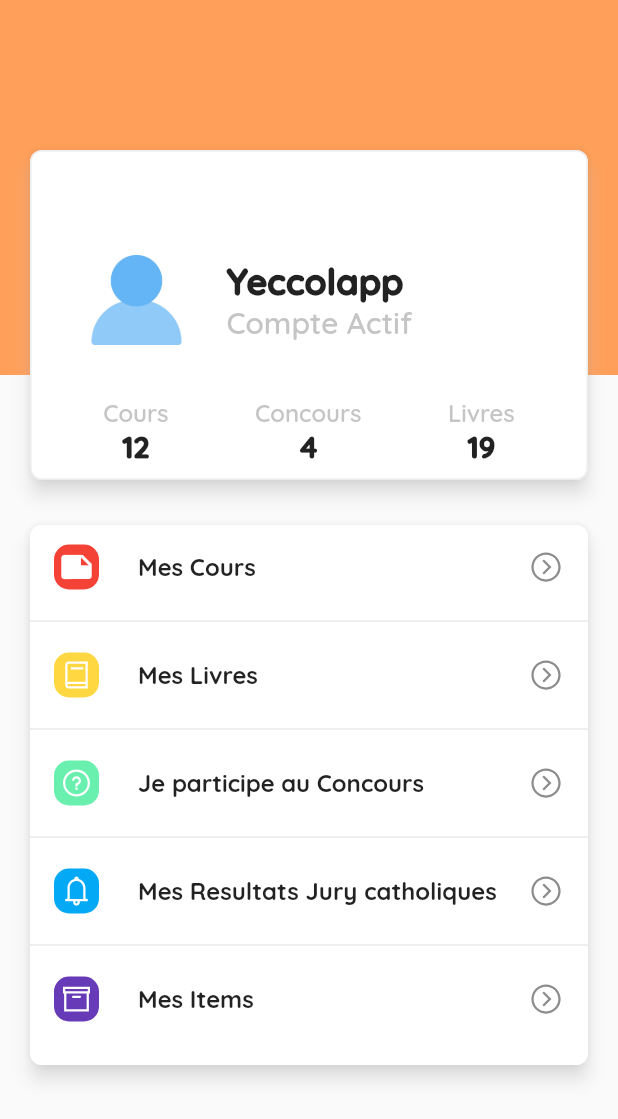
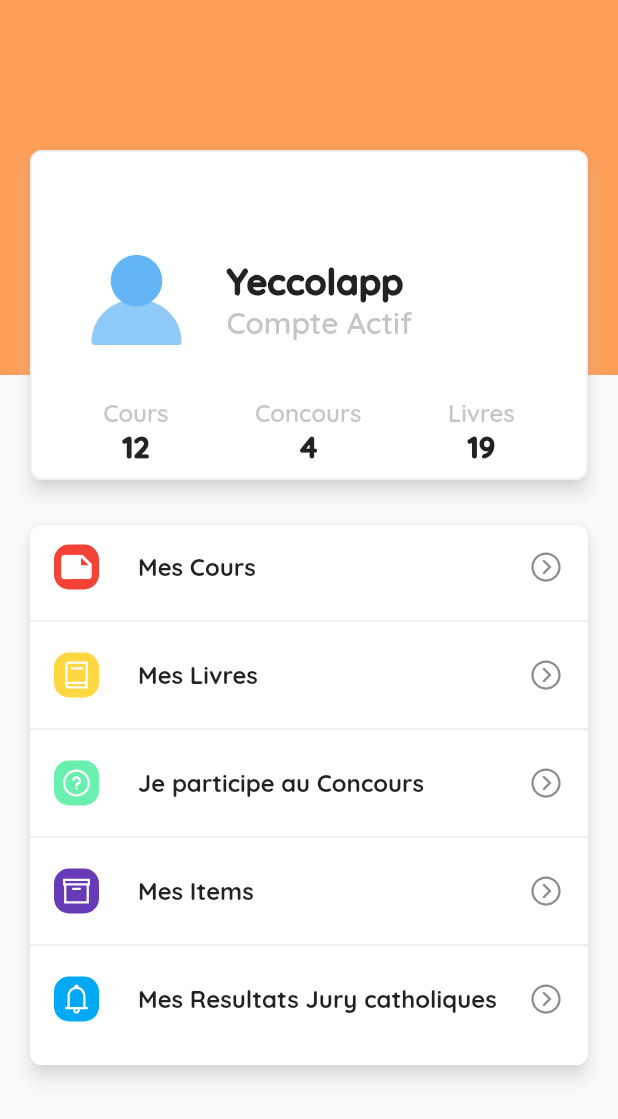
Before and after one commit to gaetankudia/Yeccolapp, a Flutter app: the HomePage screen opened by its route, on a phone screen of 412 x 824 dp. Shown: the top 1119 px of the screen. Run offline on Flutter 3.47's test engine with Material 2 defaults, Android fonts, the phone set to English and light mode, and no system bars; our stand-ins replace line_icons.

Commit message:
commit du 17/09/2019 1h:9

```diff
--- a/lib/_routing/router.dart
+++ b/lib/_routing/router.dart
@@ -5,7 +5,6 @@ import 'package:yeccolapp/views/details/cours_details.dart';
 import 'package:yeccolapp/views/details/livre_details.dart';
 import 'package:yeccolapp/views/hometab.dart';
 import 'package:yeccolapp/views/hometabs/home.dart';
-import 'package:yeccolapp/views/homeitem/lecon.dart';
 import 'package:yeccolapp/views/homeitem/cours.dart';
 import 'package:yeccolapp/views/homeitem/livre.dart';
 import 'package:yeccolapp/views/homeitem/concours.dart';
@@ -24,9 +23,7 @@ Route<dynamic> generateRoute(RouteSettings settings) {
     case itemsViewRoute:
       //return MaterialPageRoute(builder: (context) => LandingPage());
       return MaterialPageRoute(builder: (context) => ItemsPage());
-    case leconsViewRoute:
-      //return MaterialPageRoute(builder: (context) => LandingPage());
-      return MaterialPageRoute(builder: (context) => LeconsPage());
+
     case coursViewRoute:
       //return MaterialPageRoute(builder: (context) => LandingPage());
       return MaterialPageRoute(builder: (context) => CoursPage());
--- a/lib/views/hometabs/home.dart
+++ b/lib/views/hometabs/home.dart
@@ -111,14 +111,15 @@ class HomePage extends StatelessWidget {
           child: Column(
             children: <Widget>[
               _buildIconTile(Icons.note, Colors.red, 'Mes Cours',context, coursViewRoute),
-              hr,
+                hr,
               _buildIconTile(LineIcons.book, Colors.amberAccent, 'Mes Livres',context, livresViewRoute),
-              hr,
+                hr,
               _buildIconTile(LineIcons.question_circle, Colors.greenAccent, 'Je participe au Concours',context, concoursViewRoute),
                hr,
+
+              _buildIconTile(LineIcons.archive, Colors.deepPurple, 'Mes Items',context, itemsViewRoute),
+               hr,
               _buildIconTile(LineIcons.bell, Colors.lightBlue, 'Mes Resultats Jury catholiques',context, resultatsViewRoute),
-              hr,
-              _buildIconTile(LineIcons.archive, Colors.deepPurple, 'Mes Items',context, itemsViewRoute),
             ],
           ),
         ),
```
